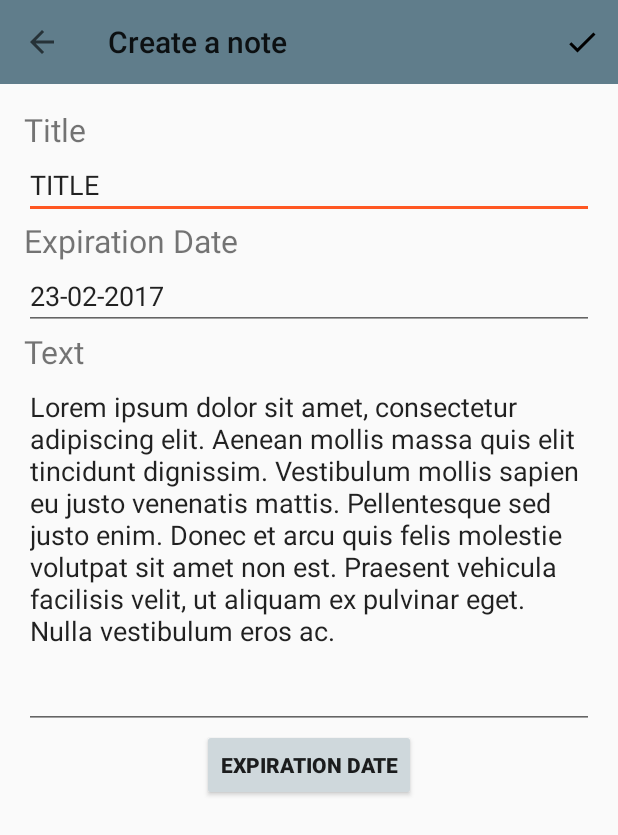
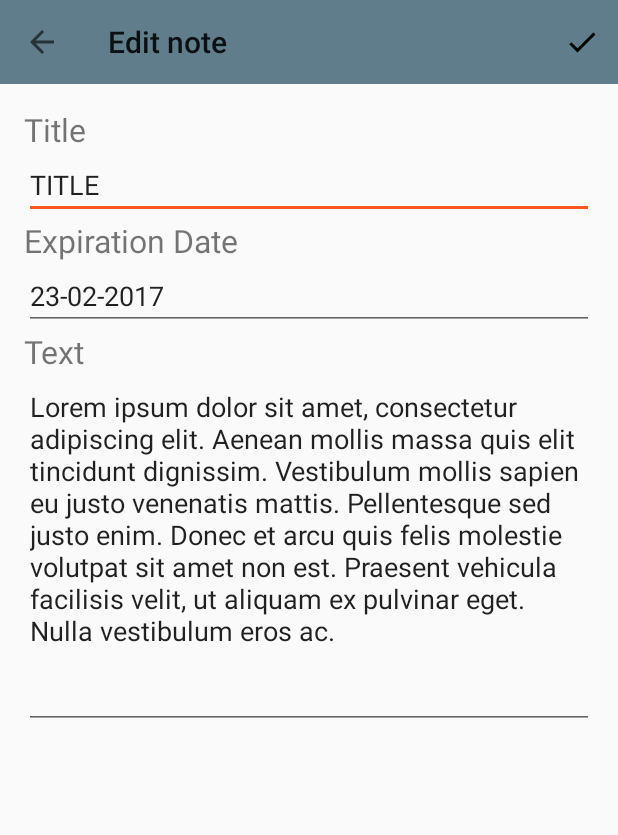
Before and after one commit to AndreaValenziano/ToDoList, an Android app: the screen it shows after launch (AddActivity), after a tap on "TITLE", on a phone screen of 412 x 824 dp. Shown: the top 835 px of the screen. Run offline under Robolectric (Android 15) with nearby library versions, the phone set to English and light mode, and no system bars.

Commit message:
Date picker dialog

```diff
--- a/app/src/main/AndroidManifest.xml
+++ b/app/src/main/AndroidManifest.xml
@@ -3,7 +3,7 @@
 
     <application
         android:allowBackup="true"
-        android:icon="@mipmap/ic_launcher"
+        android:icon="@mipmap/check_list"
         android:label="@string/app_name"
         android:supportsRtl="true"
         android:theme="@style/AppTheme">
--- a/app/src/main/java/com/example/andreavalenziano/todolist/activities/AddActivity.java
+++ b/app/src/main/java/com/example/andreavalenziano/todolist/activities/AddActivity.java
@@ -1,24 +1,25 @@
 package com.example.andreavalenziano.todolist.activities;
 
-import android.annotation.TargetApi;
 import android.app.Activity;
+
 import android.app.DatePickerDialog;
 import android.content.Intent;
-import android.os.Build;
 import android.os.Bundle;
-import android.support.annotation.RequiresApi;
 import android.support.v7.app.ActionBar;
 import android.support.v7.app.AppCompatActivity;
 import android.support.v7.widget.Toolbar;
 import android.view.Menu;
-import android.view.MenuInflater;
 import android.view.MenuItem;
 import android.view.View;
 import android.widget.Button;
 import android.widget.DatePicker;
 import android.widget.EditText;
+import android.widget.TextView;
 
 import com.example.andreavalenziano.todolist.R;
+
+import java.text.SimpleDateFormat;
+import java.util.Calendar;
 
 /**
  * Created by AndreaValenziano on 20/02/17.
@@ -27,59 +28,62 @@ import com.example.andreavalenziano.todolist.R;
 public class AddActivity extends AppCompatActivity {
 
 
-    EditText titleTV, dateExpTV, textBodyTV;
-    Button datePickerButton;
+    EditText titleET, textBodyET, dateExpET;
+
     Intent intent;
+    private SimpleDateFormat dateFormatter;
+    private DatePickerDialog fromDatePickerDialog;
+
     @Override
     protected void onCreate( Bundle savedInstanceState) {
-        intent=getIntent();
+        intent = getIntent();
         super.onCreate(savedInstanceState);
         setContentView(R.layout.activity_add);
 
         //toolbar
         setTitle("Create a note");
-        Toolbar toolbar=(Toolbar)findViewById(R.id.toolbar);
+        Toolbar toolbar = (Toolbar) findViewById(R.id.toolbar);
         setSupportActionBar(toolbar);
 
-        ActionBar actionBar=getSupportActionBar();
+        ActionBar actionBar = getSupportActionBar();
         actionBar.setDisplayHomeAsUpEnabled(true);
         actionBar.setDefaultDisplayHomeAsUpEnabled(true);
 
 
-        titleTV=(EditText) findViewById(R.id.title_et);
-        dateExpTV=(EditText)findViewById(R.id.expiration_date_et);
-        textBodyTV=(EditText)findViewById(R.id.text_body_et);
-        datePickerButton=(Button)findViewById(R.id.date_picker_button);
-
-        if(intent.getBooleanExtra(MainActivity.EDIT,true)){
-            System.out.println("true");
-            titleTV.setText(intent.getStringExtra(MainActivity.TITLE));
-            dateExpTV.setText(intent.getStringExtra(MainActivity.DATE_EXP));
-            textBodyTV.setText(intent.getStringExtra(MainActivity.TEXT_BODY));
-        }
-//    datePickerButton.setOnClickListener(new View.OnClickListener() {
-//        @Override
-//        public void onClick(View v) {
-//            showDatePickerDialog();
-//        }
-//    });
+        titleET = (EditText) findViewById(R.id.title_et);
+        dateExpET = (EditText) findViewById(R.id.expiration_date_et);
+        textBodyET = (EditText) findViewById(R.id.text_body_et);
 
 
+        if (intent.getBooleanExtra(MainActivity.EDIT, true)) {
+            setTitle("Edit note");
+            titleET.setText(intent.getStringExtra(MainActivity.TITLE));
+            dateExpET.setText(intent.getStringExtra(MainActivity.DATE_EXP));
+            textBodyET.setText(intent.getStringExtra(MainActivity.TEXT_BODY));
+        }
+        dateExpET.setOnClickListener(new View.OnClickListener() {
+            @Override
+            public void onClick(View v) {
+                Calendar c = Calendar.getInstance();
+                int startYear = c.get(Calendar.YEAR);
+                int startMonth = c.get(Calendar.MONTH);
+                int startDay = c.get(Calendar.DAY_OF_MONTH);
+
+                DatePickerDialog datePickerDialog=new DatePickerDialog(AddActivity.this, new DatePickerDialog.OnDateSetListener() {
+                    @Override
+                    public void onDateSet(DatePicker view, int year, int month, int dayOfMonth) {
+                        String date=dayOfMonth+"-"+month+"-"+year;
+                        System.out.println(date);
+                        dateExpET.setText(date);
+                    }
+                },startYear, startMonth, startDay);
+
+                datePickerDialog.setTitle("calendar");
+                datePickerDialog.show();
+            }
+        });
     }
 
-
-//    private void showDatePickerDialog() {
-//        DatePickerDialog datePick=new DatePickerDialog(this);
-//
-//        datePick.setOnDateSetListener(new DatePickerDialog.OnDateSetListener() {
-//            @Override
-//            public void onDateSet(DatePicker view, int year, int month, int dayOfMonth) {
-//
-//
-//            }
-//        });
-//        datePick.create().show();
-//    }
 
     @Override
     public boolean onCreateOptionsMenu(Menu menu) {
@@ -113,9 +117,9 @@ public class AddActivity extends AppCompatActivity {
 
     public void newNote(){
 
-        String title=titleTV.getText().toString();
-        String dateExp=dateExpTV.getText().toString();
-        String textBody=textBodyTV.getText().toString();
+        String title= titleET.getText().toString();
+        String dateExp= dateExpET.getText().toString();
+        String textBody= textBodyET.getText().toString();
 
         intent.putExtra(MainActivity.TITLE,title);
         intent.putExtra(MainActivity.DATE_EXP,dateExp);
--- a/app/src/main/java/com/example/andreavalenziano/todolist/activities/MainActivity.java
+++ b/app/src/main/java/com/example/andreavalenziano/todolist/activities/MainActivity.java
@@ -4,9 +4,11 @@ import android.app.Activity;
 import android.content.Intent;
 import android.os.Bundle;
 import android.support.design.widget.FloatingActionButton;
+import android.support.v7.app.ActionBar;
 import android.support.v7.app.AppCompatActivity;
 import android.support.v7.widget.LinearLayoutManager;
 import android.support.v7.widget.RecyclerView;
+import android.support.v7.widget.Toolbar;
 import android.util.Log;
 import android.view.View;
 import android.widget.Button;
@@ -55,6 +57,12 @@ public class MainActivity extends AppCompatActivity implements View.OnClickListe
     protected void onCreate(Bundle savedInstanceState) {
         super.onCreate(savedInstanceState);
         setContentView(R.layout.activity_main);
+
+        //toolbar
+        setTitle("Home");
+        Toolbar toolbar = (Toolbar) findViewById(R.id.toolbar);
+        setSupportActionBar(toolbar);
+
         toDoBtn = (Button) findViewById(R.id.to_do_button);
         completeBtn = (Button) findViewById(R.id.complete_button);
         addBtn = (FloatingActionButton) findViewById(R.id.create_button);
--- a/app/src/main/res/layout/activity_add.xml
+++ b/app/src/main/res/layout/activity_add.xml
@@ -47,15 +47,7 @@
         android:layout_width="match_parent"
         android:layout_height="wrap_content"
         android:id="@+id/text_body_et"/>
-        <Button
-            android:layout_width="wrap_content"
-            android:layout_height="wrap_content"
-            android:textStyle="bold"
-            android:text="@string/expirationdate"
-            android:backgroundTint="@color/colorPrimaryLight"
-            android:id="@+id/date_picker_button"
-            android:layout_gravity="center"
-            />
+
 
     </LinearLayout>
 </LinearLayout>
--- a/app/src/main/res/layout/activity_main.xml
+++ b/app/src/main/res/layout/activity_main.xml
@@ -3,7 +3,13 @@
     android:layout_width="match_parent"
     android:layout_height="wrap_content"
     android:id="@+id/main_layout">
+
+    <include layout="@layout/toolbar"
+        android:id="@+id/toolbar_main">
+
+    </include>
     <LinearLayout
+        android:layout_below="@id/toolbar_main"
         android:layout_width="match_parent"
         android:layout_height="wrap_content"
         android:id="@+id/linear_layout_buttons"
--- a/app/src/main/res/layout/toolbar.xml
+++ b/app/src/main/res/layout/toolbar.xml
@@ -4,5 +4,7 @@
     android:id="@+id/toolbar"
     android:layout_width="match_parent"
     android:layout_height="?attr/actionBarSize"
+    android:title="Example"
     android:background="?attr/colorPrimary"
-    app:popupTheme="@style/AppTheme" />
+    app:popupTheme="@style/AppTheme"
+    />
```
Also changed, not shown: app/src/main/res/mipmap/check_list.png (added).
